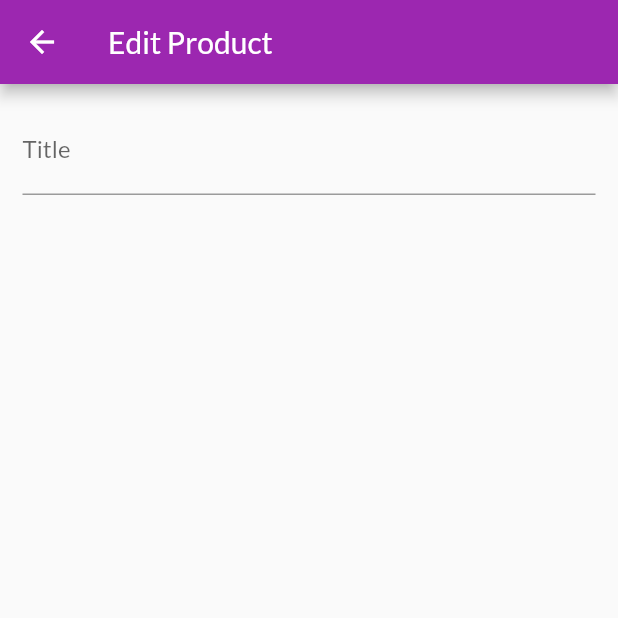
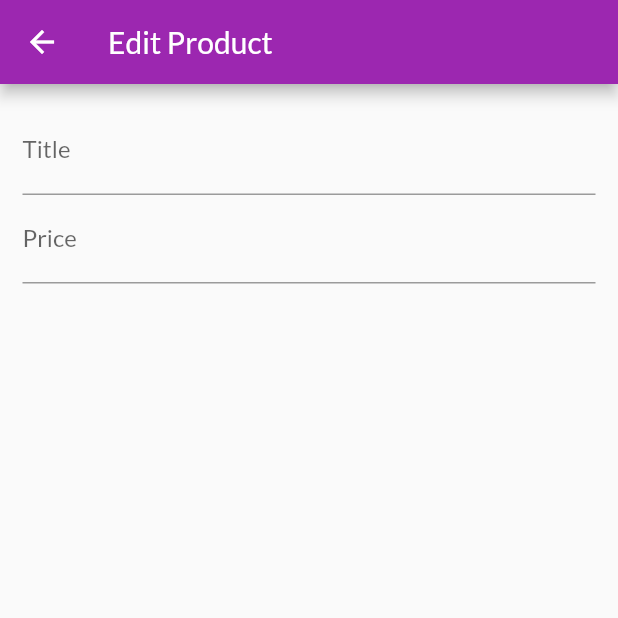
Before and after one commit to DarkoPG27/flutter_store, a Flutter app: the EditProductScreen screen opened by its route, on a phone screen of 412 x 824 dp, the top half of it. Run offline on Flutter 3.47's test engine with Material 2 defaults, Android fonts, the phone set to English and light mode, and no system bars; network calls fail.

Commit message:
Managing Form Input Focus

```diff
--- a/lib/screens/edit_product_screen.dart
+++ b/lib/screens/edit_product_screen.dart
@@ -8,6 +8,8 @@ class EditProductScreen extends StatefulWidget {
 }
 
 class _EditProductScreenState extends State<EditProductScreen> {
+  final _priceFocusNode = FocusNode();
+
   @override
   Widget build(BuildContext context) {
     return Scaffold(
@@ -22,6 +24,15 @@ class _EditProductScreenState extends State<EditProductScreen> {
               TextFormField(
                 decoration: InputDecoration(labelText: 'Title'),
                 textInputAction: TextInputAction.next,
+                onFieldSubmitted: (_) {
+                  FocusScope.of(context).requestFocus(_priceFocusNode);
+                },
+              ),
+              TextFormField(
+                decoration: InputDecoration(labelText: 'Price'),
+                textInputAction: TextInputAction.next,
+                keyboardType: TextInputType.number,
+                focusNode: _priceFocusNode,
               ),
             ],
           ),
```
